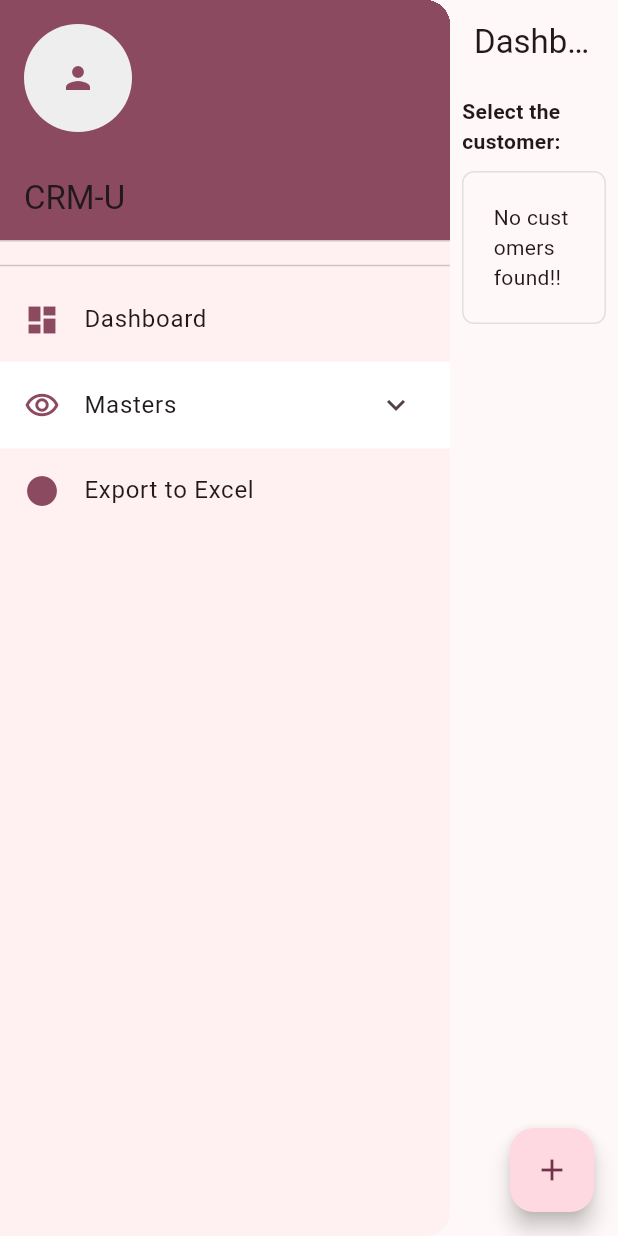
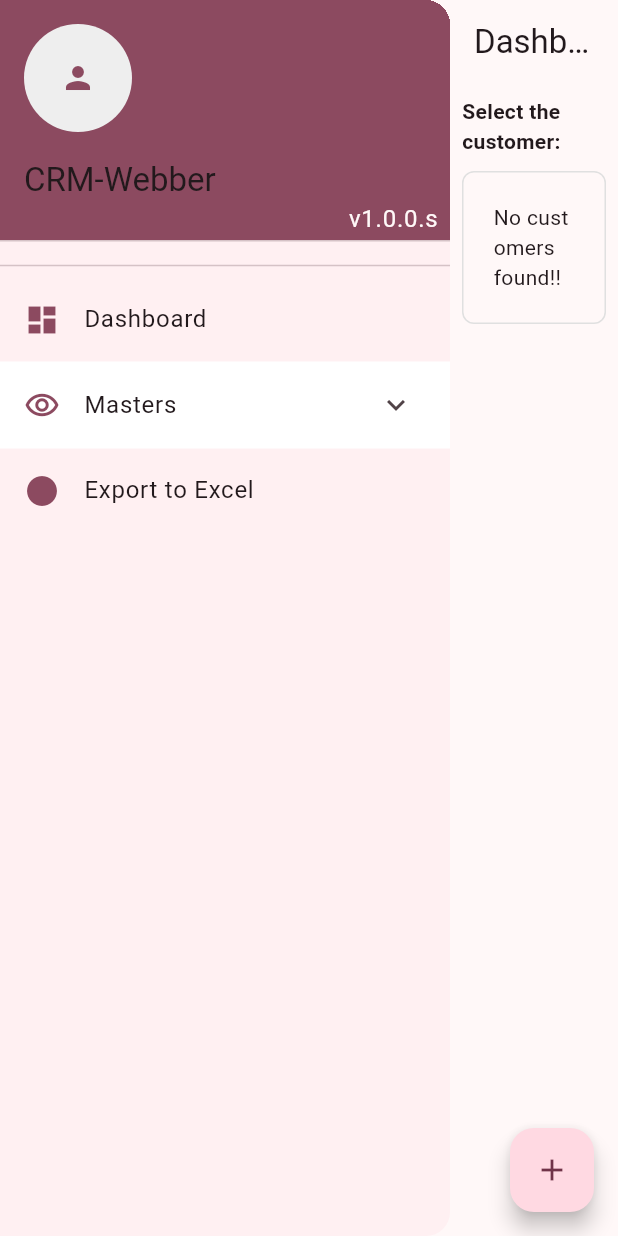
Before and after one commit to premkhandelwal/crm_frontend, a Flutter app: the screen it shows after launch, on a phone screen of 412 x 824 dp. Run offline on Flutter 3.47's test engine with Material 3 defaults, Android fonts, the phone set to English and light mode, and no system bars; our stand-ins replace dio, equatable, file_picker, flutter_bloc, pie_chart, pretty_dio_logger and 1 more; missing offline and left inert: excel; accounts and stored records are empty; generated files the repository leaves out were written again; network calls fail.

Commit message:
Added version

```diff
--- a/lib/ui/widgets/app_drawer.dart
+++ b/lib/ui/widgets/app_drawer.dart
@@ -41,6 +41,7 @@ class _AppDrawerState extends State<AppDrawer> {
             // Using UserAccountsDrawerHeader for convenience
             currentAccountPicture: avatar(),
             accountName: accountName(),
+
             accountEmail: null,
           ),
           const Divider(),
@@ -188,7 +189,8 @@ class _AppDrawerState extends State<AppDrawer> {
               complaintFetchSuccess = true;
               complaintsList = List.from(infoState.complaintList);
             } else if (infoState is ComplaintFetchState &&
-                infoState.submissionStatus == SubmissionStatus.inProgress && exportToExcel) {
+                infoState.submissionStatus == SubmissionStatus.inProgress &&
+                exportToExcel) {
               ScaffoldMessenger.of(context).showSnackBar(
                   const SnackBar(content: Text("Preparing export..")));
             }
@@ -209,22 +211,6 @@ class _AppDrawerState extends State<AppDrawer> {
           ),
         ),
       ),
-      /*ListTile(
-        leading: Icon(Icons.circle, color: Theme.of(context).primaryColor),
-        title: const Text("Add BMS in Batch"),
-        onTap: () {
-          appCubit.appPageChaged(const AddBmsInBatchScreen());
-        },
-      ),
-      ListTile(
-        leading: Icon(Icons.circle, color: Theme.of(context).primaryColor),
-        title: const Text("Add Complaint"),
-        onTap: () {
-          appCubit.appPageChaged(const CommonComplaintScreen(
-            isDashBoard: false,
-          ));
-        },
-      ),*/
     ];
   }
 
@@ -236,9 +222,22 @@ class _AppDrawerState extends State<AppDrawer> {
   }
 
   Widget accountName() {
-    return Text(
-      "CRM-U",
-      style: Theme.of(context).textTheme.titleLarge,
+    return Column(
+      children: [
+        Align(
+          alignment: Alignment.centerLeft,
+          child: Text(
+            "CRM-Webber",
+            style: Theme.of(context).textTheme.titleLarge,
+          ),
+        ),
+        const Align(
+            alignment: Alignment.centerRight,
+            child: Padding(
+              padding: EdgeInsets.only(right: 8.0),
+              child: Text("v1.0.0.s"),
+            ))
+      ],
     );
   }
 }
```
